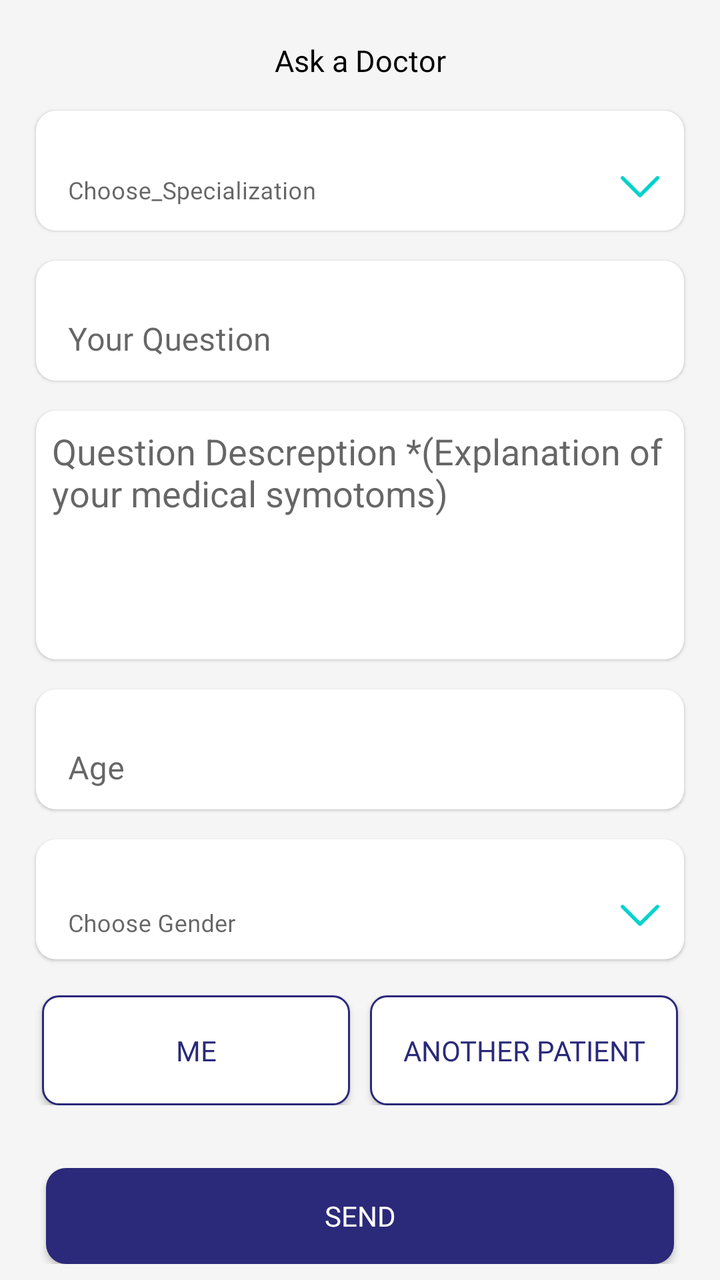
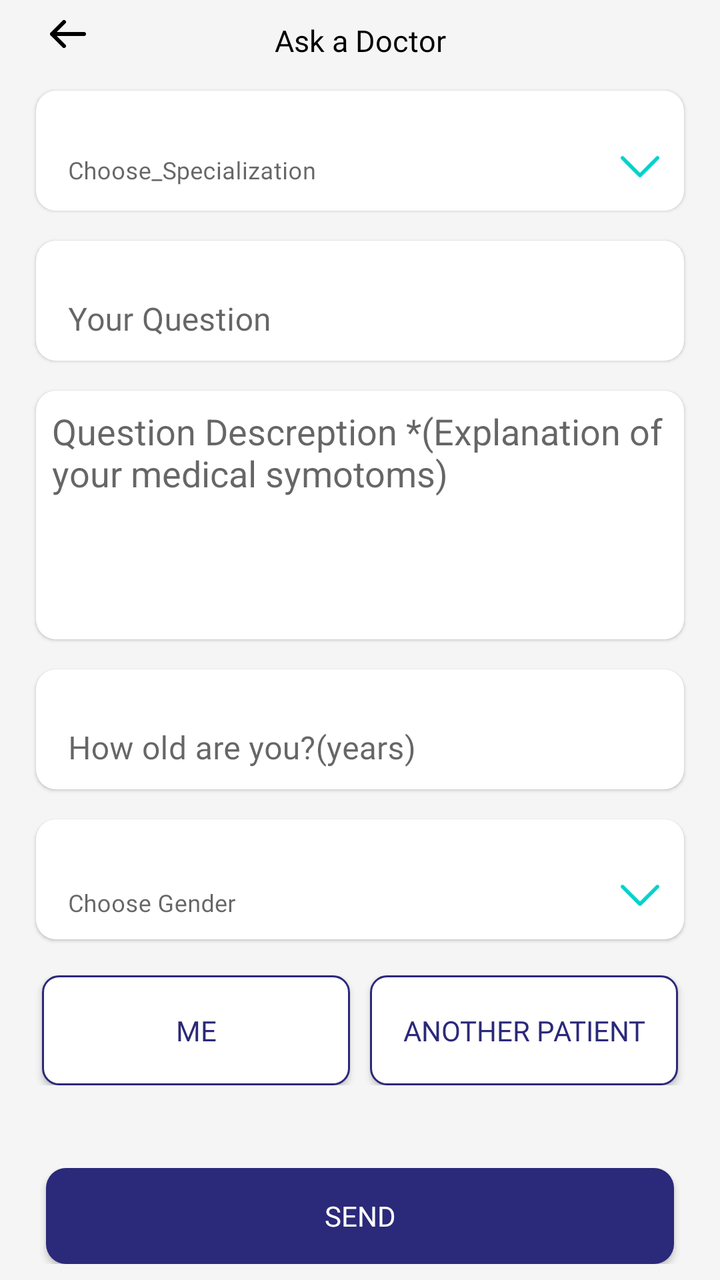

Screens rendered from an Android XML layout before and after an edit, with the pre-edit source and the edit as a unified diff.
<!-- AndroidManifest.xml: application theme Theme.NewDesign -->
<!-- res/layout/ask_doctor_fragment.xml -->
<?xml version="1.0" encoding="utf-8"?>
<androidx.constraintlayout.widget.ConstraintLayout
        xmlns:android="http://schemas.android.com/apk/res/android"
        xmlns:tools="http://schemas.android.com/tools"
        android:layout_width="match_parent"
        android:layout_height="match_parent"
        android:background="@color/bg_color_gray"
        xmlns:app="http://schemas.android.com/apk/res-auto"
        tools:context=".fragment.askdoctor.AskDoctorFragment">


    <androidx.appcompat.widget.AppCompatTextView
            android:id="@+id/tv_askDoctor"
            android:layout_width="wrap_content"
            android:layout_height="wrap_content"
            android:layout_marginTop="20dp"
            android:fontFamily="@font/avenirltstd_black"
            android:text="@string/askdoctor"
            android:textColor="@color/black"
            android:textSize="15sp"
            app:layout_constraintStart_toStartOf="parent"
            app:layout_constraintEnd_toEndOf="parent"
            app:layout_constraintTop_toTopOf="parent"/>

    <androidx.core.widget.NestedScrollView
            android:id="@+id/all_layout"
            android:layout_width="match_parent"
            android:layout_height="0dp"
            app:layout_constraintBottom_toTopOf="@+id/layout"
            app:layout_constraintEnd_toEndOf="parent"
            app:layout_constraintStart_toStartOf="parent"
            app:layout_constraintTop_toBottomOf="@+id/tv_askDoctor">

        <androidx.constraintlayout.widget.ConstraintLayout
                android:layout_width="match_parent"
                android:layout_height="match_parent"
                android:padding="3dp"
        >
            <androidx.appcompat.widget.AppCompatButton
                    android:id="@+id/btn_layout_Choose_Specialization"
                    android:layout_width="0dp"
                    android:layout_height="0dp"
                    android:background="@android:color/transparent"
                    app:layout_constraintEnd_toEndOf="@+id/layout_Choose_Specialization"
                    app:layout_constraintStart_toStartOf="@+id/layout_Choose_Specialization"
                    app:layout_constraintTop_toTopOf="@+id/layout_Choose_Specialization"
                   app:layout_constraintBottom_toBottomOf="@+id/layout_Choose_Specialization"
            />

            <androidx.constraintlayout.widget.ConstraintLayout
                    android:id="@+id/layout_Choose_Specialization"
                    android:layout_width="match_parent"
                    android:layout_height="wrap_content"
                    android:layout_marginStart="15dp"
                    android:layout_marginTop="12dp"
                    android:layout_marginEnd="15dp"
                    android:background="@drawable/bg_edittext"
                    android:elevation="1dp"
                    app:layout_constraintEnd_toEndOf="parent"
                    app:layout_constraintStart_toStartOf="parent"
                    app:layout_constraintTop_toTopOf="parent"

            >

                <androidx.appcompat.widget.AppCompatImageView
                        android:id="@+id/iv_arrowdown"
                        android:layout_width="20dp"
                        android:layout_height="20dp"
                        android:layout_gravity="center_horizontal"
                        android:layout_marginEnd="12dp"
                        android:layout_marginBottom="12dp"
                        android:gravity="start"
                        android:src="@drawable/ic_arrowdwon"
                        app:layout_constraintBottom_toBottomOf="parent"
                        app:layout_constraintEnd_toEndOf="parent"/>

                <com.google.android.material.textfield.TextInputLayout
                        android:id="@+id/textinput_Specialization"
                        style="@style/Widget.MaterialComponents.TextInputLayout.OutlinedBox"
                        android:layout_width="match_parent"
                        android:layout_height="55dp"
                        android:layout_marginEnd="25dp"
                        android:layout_marginBottom="5dp"
                        android:hint="@string/choose_specialization"
                        android:paddingTop="2dp"
                        app:boxBackgroundColor="@color/white"
                        app:boxBackgroundMode="none"
                        app:layout_constraintBottom_toBottomOf="parent"
                        app:layout_constraintEnd_toEndOf="parent"
                        app:layout_constraintStart_toStartOf="parent"
                        app:layout_constraintTop_toTopOf="parent">

                    <com.google.android.material.textfield.TextInputEditText
                            android:id="@+id/et_Specialization"
                            android:layout_width="match_parent"
                            android:layout_height="55dp"
                            android:layout_gravity="center_horizontal"
                            android:fontFamily="@font/avenirltstd_roman"
                            android:inputType="text"
                            android:enabled="false"
                            android:textColor="@color/black"
                            android:textSize="12sp"/>

                </com.google.android.material.textfield.TextInputLayout>


            </androidx.constraintlayout.widget.ConstraintLayout>
            <androidx.appcompat.widget.AppCompatTextView
                    android:id="@+id/tv_specError"
                    android:layout_width="wrap_content"
                    android:layout_height="wrap_content"
                    android:layout_marginStart="15dp"
                    android:layout_marginTop="7dp"
                    android:layout_marginBottom="8dp"
                    android:fontFamily="@font/avenirltstd_roman"
                    android:gravity="center"
                    android:padding="2dp"
                    android:text="@string/required"
                    android:textColor="@color/red"
                    android:textSize="12sp"
                    android:visibility="gone"
                    app:layout_constraintBottom_toTopOf="@+id/textinput_Question"
                    app:layout_constraintStart_toStartOf="parent"
                    app:layout_constraintTop_toBottomOf="@+id/layout_Choose_Specialization"/>

            <com.google.android.material.textfield.TextInputLayout
                    android:id="@+id/textinput_Question"
                    style="@style/Widget.MaterialComponents.TextInputLayout.OutlinedBox"
                    android:layout_width="match_parent"
                    android:layout_height="60dp"
                    android:layout_margin="15dp"
                    android:background="@drawable/bg_edittext"
                    android:elevation="1dp"
                    android:paddingTop="2dp"
                    app:boxBackgroundMode="none"
                    app:layout_constraintEnd_toEndOf="parent"
                    app:layout_constraintStart_toStartOf="parent"
                    app:layout_constraintTop_toBottomOf="@+id/layout_Choose_Specialization">

                <com.google.android.material.textfield.TextInputEditText
                        android:id="@+id/et_Question"
                        android:layout_width="match_parent"
                        android:layout_height="60dp"
                        android:layout_gravity="center_horizontal"
                        android:fontFamily="@font/avenirltstd_roman"
                        android:gravity="start"
                        android:hint="@string/your_question"
                        android:imeOptions="actionNext"
                        android:importantForAutofill="no"
                        android:inputType="text"
                        android:textColor="@color/black"
                        android:textSize="16sp"/>

            </com.google.android.material.textfield.TextInputLayout>
            <androidx.appcompat.widget.AppCompatTextView
                    android:id="@+id/tv_questionError"
                    android:layout_width="wrap_content"
                    android:layout_height="wrap_content"
                    android:layout_marginStart="15dp"
                    android:layout_marginTop="7dp"
                    android:layout_marginBottom="8dp"
                    android:fontFamily="@font/avenirltstd_roman"
                    android:gravity="center"
                    android:padding="2dp"
                    android:text="@string/required"
                    android:textColor="@color/red"
                    android:textSize="12sp"
                    android:visibility="gone"
                    app:layout_constraintBottom_toTopOf="@+id/textinput_QuestionDetails"
                    app:layout_constraintStart_toStartOf="parent"
                    app:layout_constraintTop_toBottomOf="@+id/textinput_Question"/>

            
            
            
            
            
            
            
            
            
            
            
            
            

            <androidx.appcompat.widget.AppCompatEditText
                    android:id="@+id/textinput_QuestionDetails"
                    android:padding="8dp"
                    android:minLines="5"
                    android:singleLine="false"
                    android:lines="6"
                    android:scrollbars="vertical"
                    android:background="@drawable/bg_edittext"
                    android:layout_width="0dp"
                    android:layout_height="wrap_content"
                    android:layout_margin="15dp"
                    android:autofillHints=""
                    android:elevation="1dp"
                    android:importantForAutofill="no"
                    android:imeOptions="actionNext"
                    android:hint="@string/question_descreption_explanation_of_your_medical_symotoms"
                    android:gravity="start|top"
                    android:inputType="textMultiLine"
                    app:layout_constraintStart_toStartOf="parent"
                    app:layout_constraintEnd_toEndOf="parent"
                    app:layout_constraintTop_toBottomOf="@+id/textinput_Question"
            />
            <androidx.appcompat.widget.AppCompatTextView
                    android:id="@+id/tv_questionDetailsError"
                    android:layout_width="wrap_content"
                    android:layout_height="wrap_content"
                    android:layout_marginStart="15dp"
                    android:layout_marginTop="7dp"
                    android:layout_marginBottom="8dp"
                    android:fontFamily="@font/avenirltstd_roman"
                    android:gravity="center"
                    android:padding="2dp"
                    android:text="@string/required"
                    android:textColor="@color/red"
                    android:textSize="12sp"
                    android:visibility="gone"
                    app:layout_constraintBottom_toTopOf="@+id/textinput_Age"
                    app:layout_constraintStart_toStartOf="parent"
                    app:layout_constraintTop_toBottomOf="@+id/textinput_QuestionDetails"/>

            

            
            
            
            
            
            
            
            
            
            
            
            
            
            
            
            
            
            
            
            
            


            <com.google.android.material.textfield.TextInputLayout
                    android:id="@+id/textinput_Age"
                    style="@style/Widget.MaterialComponents.TextInputLayout.OutlinedBox"
                    android:layout_width="match_parent"
                    android:layout_height="60dp"
                    android:layout_margin="15dp"
                    android:background="@drawable/bg_edittext"
                    android:elevation="1dp"
                    android:paddingTop="2dp"
                    app:boxBackgroundMode="none"
                    app:layout_constraintEnd_toEndOf="parent"
                    app:layout_constraintStart_toStartOf="parent"
                    app:layout_constraintTop_toBottomOf="@+id/textinput_QuestionDetails">

                <com.google.android.material.textfield.TextInputEditText
                        android:id="@+id/et_Age"
                        android:layout_width="match_parent"
                        android:layout_height="60dp"
                        android:layout_gravity="center_horizontal"
                        android:fontFamily="@font/avenirltstd_roman"
                        android:gravity="start"
                        android:hint="@string/age"
                        android:imeOptions="actionNext"
                        android:importantForAutofill="no"
                        android:inputType="number"
                        android:textColor="@color/black"
                        android:textSize="16sp"/>

            </com.google.android.material.textfield.TextInputLayout>
            <androidx.appcompat.widget.AppCompatTextView
                    android:id="@+id/tv_ageError"
                    android:layout_width="wrap_content"
                    android:layout_height="wrap_content"
                    android:layout_marginStart="15dp"
                    android:layout_marginTop="7dp"
                    android:layout_marginBottom="8dp"
                    android:fontFamily="@font/avenirltstd_roman"
                    android:gravity="center"
                    android:padding="2dp"
                    android:text="@string/required"
                    android:textColor="@color/red"
                    android:textSize="12sp"
                    android:visibility="gone"
                    app:layout_constraintBottom_toTopOf="@+id/layout_Choose_Gender"
                    app:layout_constraintStart_toStartOf="parent"
                    app:layout_constraintTop_toBottomOf="@+id/textinput_Age"/>
            <androidx.constraintlayout.widget.ConstraintLayout
                    android:id="@+id/layout_Choose_Gender"
                    android:layout_width="match_parent"
                    android:layout_height="wrap_content"
                    android:layout_marginStart="15dp"
                    android:layout_marginTop="15dp"
                    android:layout_marginEnd="15dp"
                    android:layout_marginBottom="10dp"
                    android:background="@drawable/bg_edittext"
                    android:elevation="1dp"
                    app:layout_constraintEnd_toEndOf="parent"
                    app:layout_constraintStart_toStartOf="parent"
                    app:layout_constraintTop_toBottomOf="@+id/textinput_Age">

                <androidx.appcompat.widget.AppCompatImageView
                        android:id="@+id/iv_arrowdownChoose_Gender"
                        android:layout_width="20dp"
                        android:layout_height="20dp"
                        android:layout_gravity="center_horizontal"
                        android:layout_marginEnd="12dp"
                        android:layout_marginBottom="12dp"
                        android:gravity="start"
                        android:src="@drawable/ic_arrowdwon"
                        app:layout_constraintBottom_toBottomOf="parent"
                        app:layout_constraintEnd_toEndOf="parent"/>

                <com.google.android.material.textfield.TextInputLayout
                        android:id="@+id/textinput_Choose_Gender"
                        style="@style/Widget.MaterialComponents.TextInputLayout.OutlinedBox"
                        android:layout_width="match_parent"
                        android:layout_height="55dp"
                        android:layout_marginEnd="25dp"
                        android:layout_marginBottom="5dp"
                        android:hint="@string/choose_gender"
                        android:paddingTop="4dp"
                        app:boxBackgroundColor="@color/white"
                        app:boxBackgroundMode="none"
                        app:layout_constraintBottom_toBottomOf="parent"
                        app:layout_constraintEnd_toEndOf="parent"
                        app:layout_constraintStart_toStartOf="parent"
                        app:layout_constraintTop_toTopOf="parent">

                    <com.google.android.material.textfield.TextInputEditText
                            android:id="@+id/et_Choose_Gender"
                            android:layout_width="match_parent"
                            android:layout_height="55dp"
                            android:layout_gravity="center_horizontal"
                            android:fontFamily="@font/avenirltstd_roman"
                            android:inputType="text"
                            android:enabled="false"
                            android:textColor="@color/black"
                            android:textSize="12sp"/>

                </com.google.android.material.textfield.TextInputLayout>

            </androidx.constraintlayout.widget.ConstraintLayout>
            <androidx.appcompat.widget.AppCompatButton
                    android:id="@+id/btn_layout_Choose_Gender"
                    android:layout_width="0dp"
                    android:layout_height="0dp"
                    android:background="@android:color/transparent"
                    app:layout_constraintEnd_toEndOf="@+id/layout_Choose_Gender"
                    app:layout_constraintStart_toStartOf="@+id/layout_Choose_Gender"
                    app:layout_constraintTop_toTopOf="@+id/layout_Choose_Gender"
                    app:layout_constraintBottom_toBottomOf="@+id/layout_Choose_Gender"
            />
            <androidx.appcompat.widget.AppCompatTextView
                    android:id="@+id/tv_genderError"
                    android:layout_width="wrap_content"
                    android:layout_height="wrap_content"
                    android:layout_marginStart="15dp"
                    android:layout_marginTop="7dp"
                    android:layout_marginBottom="8dp"
                    android:fontFamily="@font/avenirltstd_roman"
                    android:gravity="center"
                    android:padding="2dp"
                    android:text="@string/required"
                    android:textColor="@color/red"
                    android:textSize="12sp"
                    android:visibility="gone"
                    app:layout_constraintBottom_toTopOf="@+id/layout_patient"
                    app:layout_constraintStart_toStartOf="parent"
                    app:layout_constraintTop_toBottomOf="@+id/layout_Choose_Gender"/>
            <androidx.constraintlayout.widget.ConstraintLayout
                    android:id="@+id/layout_patient"
                    android:layout_width="match_parent"
                    android:layout_height="wrap_content"
                    android:layout_marginTop="15dp"
                    android:layout_marginBottom="15dp"
                    android:padding="3dp"
                    app:layout_constraintBottom_toBottomOf="parent"
                    app:layout_constraintEnd_toEndOf="parent"
                    app:layout_constraintStart_toStartOf="parent"
                    app:layout_constraintTop_toBottomOf="@+id/layout_Choose_Gender">

                <androidx.appcompat.widget.AppCompatButton
                        android:id="@+id/btn_me"
                        android:layout_width="0dp"
                        android:layout_height="55dp"
                        android:layout_marginStart="15dp"
                        android:background="@drawable/btn_sellector"
                        android:fontFamily="@font/avenirltstd_roman"
                        android:text="@string/me"
                        android:textColor="@color/blue"
                        android:textSize="14sp"
                        app:layout_constraintBottom_toBottomOf="parent"
                        app:layout_constraintEnd_toStartOf="@+id/btn_other"
                        app:layout_constraintStart_toStartOf="parent"
                        app:layout_constraintTop_toTopOf="parent"/>

                <androidx.appcompat.widget.AppCompatButton
                        android:id="@+id/btn_other"
                        android:layout_width="0dp"
                        android:layout_height="55dp"
                        android:layout_marginStart="10dp"
                        android:layout_marginEnd="15dp"
                        android:background="@drawable/btn_sellector"
                        android:fontFamily="@font/avenirltstd_roman"
                        android:text="@string/anotherpatient"
                        android:textColor="@color/blue"
                        android:textSize="14sp"
                        app:layout_constraintBottom_toBottomOf="parent"
                        app:layout_constraintEnd_toEndOf="parent"
                        app:layout_constraintStart_toEndOf="@+id/btn_me"
                        app:layout_constraintTop_toTopOf="parent"/>


            </androidx.constraintlayout.widget.ConstraintLayout>

            <androidx.appcompat.widget.AppCompatTextView
                    android:id="@+id/tv_patientError"
                    android:layout_width="wrap_content"
                    android:layout_height="wrap_content"
                    android:layout_marginStart="15dp"
                    android:layout_marginTop="7dp"
                    android:layout_marginBottom="8dp"
                    android:fontFamily="@font/avenirltstd_roman"
                    android:gravity="center"
                    android:padding="2dp"
                    android:text="@string/required"
                    android:textColor="@color/red"
                    android:textSize="12sp"
                    android:visibility="gone"
                    app:layout_constraintBottom_toBottomOf="parent"
                    app:layout_constraintStart_toStartOf="parent"
                    app:layout_constraintTop_toBottomOf="@+id/layout_patient"/>


        </androidx.constraintlayout.widget.ConstraintLayout>


    </androidx.core.widget.NestedScrollView>

    <androidx.constraintlayout.widget.ConstraintLayout
            android:id="@+id/layout"
            android:layout_width="match_parent"
            android:layout_height="wrap_content"
            app:layout_constraintEnd_toEndOf="parent"
            app:layout_constraintStart_toStartOf="parent"
            app:layout_constraintBottom_toBottomOf="parent"
            app:layout_constraintTop_toBottomOf="@+id/all_layout"
            app:layout_constraintWidth_percent=".9"
            android:padding="8dp"
    >
        <androidx.appcompat.widget.AppCompatButton
                android:id="@+id/btn_send"
                android:layout_width="0dp"
                android:layout_height="wrap_content"
                android:background="@drawable/bg_chooselang_button"
                android:fontFamily="@font/avenirltstd_black"
                android:padding="5dp"
                android:text="@string/send"
                android:textColor="@color/white"
                android:textSize="14sp"
                android:layout_marginStart="15dp"
                android:layout_marginEnd="15dp"
                app:layout_constraintEnd_toEndOf="parent"
                app:layout_constraintStart_toStartOf="parent"
                app:layout_constraintTop_toTopOf="parent"

        />
    </androidx.constraintlayout.widget.ConstraintLayout>
    <ProgressBar
            android:id="@+id/progress_barInfo"
            android:layout_width="35dp"
            android:layout_height="35dp"
            android:visibility="gone"
            android:indeterminateTint="@color/white"
            app:layout_constraintBottom_toBottomOf="@+id/layout"
            app:layout_constraintEnd_toEndOf="@+id/layout"
            app:layout_constraintStart_toStartOf="@+id/layout"
            app:layout_constraintTop_toTopOf="@+id/layout"/>
</androidx.constraintlayout.widget.ConstraintLayout>
<!-- resources referenced by this layout -->
<resources>
  <color name="bg_color_gray">#F5F5F5</color>
  <color name="black">#FF000000</color>
  <color name="blue">#2B2979</color>
  <color name="red">#F60707</color>
  <color name="white">#FFFFFFFF</color>
  <!-- drawable bg_chooselang_button (drawable) -->
  <?xml version="1.0" encoding="utf-8"?>
  <shape xmlns:android="http://schemas.android.com/apk/res/android"
      android:shape="rectangle"
      >
  
      <corners android:radius="10dp"/>
      <solid android:color="@color/blue"/>
  
  
  </shape>
  <!-- drawable bg_edittext (drawable) -->
  <?xml version="1.0" encoding="utf-8"?>
  <shape xmlns:android="http://schemas.android.com/apk/res/android"
      android:shape="rectangle"
      >
  
      <solid android:color="@color/white"/>
      <corners android:radius="10dp"/>
  </shape>
  <!-- drawable ic_arrowdwon (drawable) -->
  <vector xmlns:android="http://schemas.android.com/apk/res/android"
      android:width="16dp"
      android:height="10dp"
      android:viewportWidth="16"
      android:viewportHeight="10">
    <path
        android:pathData="M0.47,0.97C0.736,0.703 1.153,0.679 1.446,0.897L1.53,0.97L8,7.439L14.47,0.97C14.736,0.703 15.153,0.679 15.446,0.897L15.53,0.97C15.797,1.236 15.821,1.653 15.603,1.946L15.53,2.03L8.53,9.03C8.264,9.297 7.847,9.321 7.554,9.103L7.47,9.03L0.47,2.03C0.177,1.737 0.177,1.263 0.47,0.97Z"
        android:fillColor="#00D2CB"/>
  </vector>
  <string name="age">Age</string>
  <string name="anotherpatient">Another patient</string>
  <string name="askdoctor">Ask a Doctor</string>
  <string name="choose_gender">Choose Gender</string>
  <string name="choose_specialization">Choose_Specialization</string>
  <string name="me">Me</string>
  <string name="question_descreption_explanation_of_your_medical_symotoms">Question Descreption *(Explanation of your
          medical symotoms)
      </string>
  <string name="required">" required *"</string>
  <string name="send">Send</string>
  <string name="your_question">Your Question</string>
  <style name="Theme.NewDesign" parent="Theme.MaterialComponents.Light.NoActionBar">
          
          <item name="colorPrimary">@color/purple_500</item>
          <item name="colorPrimaryVariant">@color/purple_700</item>
          <item name="colorOnPrimary">@color/white</item>
          
          <item name="colorSecondary">#0639BA</item>
          <item name="colorSecondaryVariant">@color/teal_700</item>
          <item name="colorOnSecondary">@color/black</item>
          
          <item name="android:statusBarColor">?attr/colorPrimaryVariant</item>
          
      </style>
  <color name="move">#E8E8FD</color>
  <color name="purple_500">#FF6200EE</color>
  <color name="purple_700">#FF3700B3</color>
  <color name="teal_700">#FF018786</color>
  <!-- unchanged entries left out for length: 1 -->
</resources>

<!-- the commit's change to res/layout/ask_doctor_fragment.xml (unified diff, before → after) -->
@@ -8,12 +8,22 @@
         xmlns:app="http://schemas.android.com/apk/res-auto"
         tools:context=".fragment.askdoctor.AskDoctorFragment">
 
-
+    <com.google.android.material.imageview.ShapeableImageView
+            android:id="@+id/iv_arrow"
+            android:layout_width="wrap_content"
+            android:layout_height="wrap_content"
+            android:layout_marginStart="15dp"
+            android:adjustViewBounds="true"
+            android:padding="10dp"
+            android:layout_marginTop="@dimen/_5sdp"
+            android:src="@drawable/ic_arrowleft"
+            app:layout_constraintStart_toStartOf="parent"
+            app:layout_constraintTop_toTopOf="parent" />
     <androidx.appcompat.widget.AppCompatTextView
             android:id="@+id/tv_askDoctor"
             android:layout_width="wrap_content"
             android:layout_height="wrap_content"
-            android:layout_marginTop="20dp"
+            android:layout_marginTop="10dp"
             android:fontFamily="@font/avenirltstd_black"
             android:text="@string/askdoctor"
             android:textColor="@color/black"
<!-- resource entries referenced after the edit -->
@@ -35,7 +35,16 @@
         android:pathData="M0.47,0.97C0.736,0.703 1.153,0.679 1.446,0.897L1.53,0.97L8,7.439L14.47,0.97C14.736,0.703 15.153,0.679 15.446,0.897L15.53,0.97C15.797,1.236 15.821,1.653 15.603,1.946L15.53,2.03L8.53,9.03C8.264,9.297 7.847,9.321 7.554,9.103L7.47,9.03L0.47,2.03C0.177,1.737 0.177,1.263 0.47,0.97Z"
         android:fillColor="#00D2CB"/>
   </vector>
-  <string name="age">Age</string>
+  <!-- drawable ic_arrowleft (drawable) -->
+  <vector android:autoMirrored="true" android:height="14dp"
+      android:viewportHeight="14" android:viewportWidth="18"
+      android:width="18dp" xmlns:android="http://schemas.android.com/apk/res/android">
+      <path android:fillColor="#00000000"
+          android:pathData="M17,7H1M1,7L7,13M1,7L7,1"
+          android:strokeColor="#000000" android:strokeLineCap="round"
+          android:strokeLineJoin="round" android:strokeWidth="2"/>
+  </vector>
+  <string name="age">How old are you?(years)</string>
   <string name="anotherpatient">Another patient</string>
   <string name="askdoctor">Ask a Doctor</string>
   <string name="choose_gender">Choose Gender</string>
